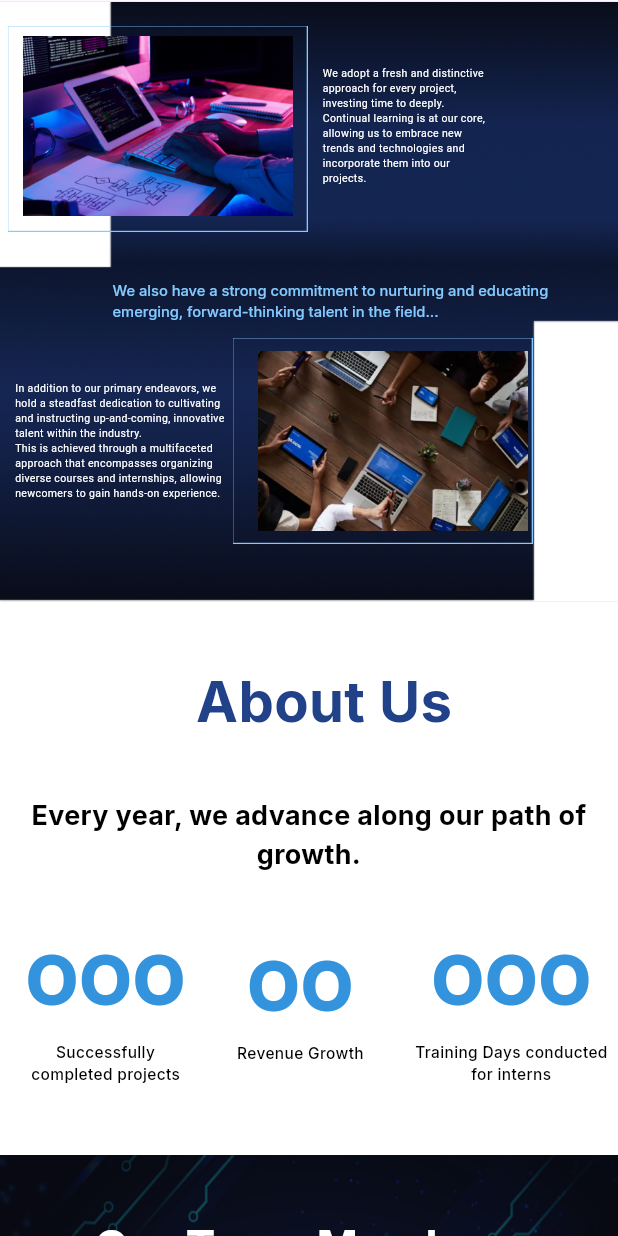
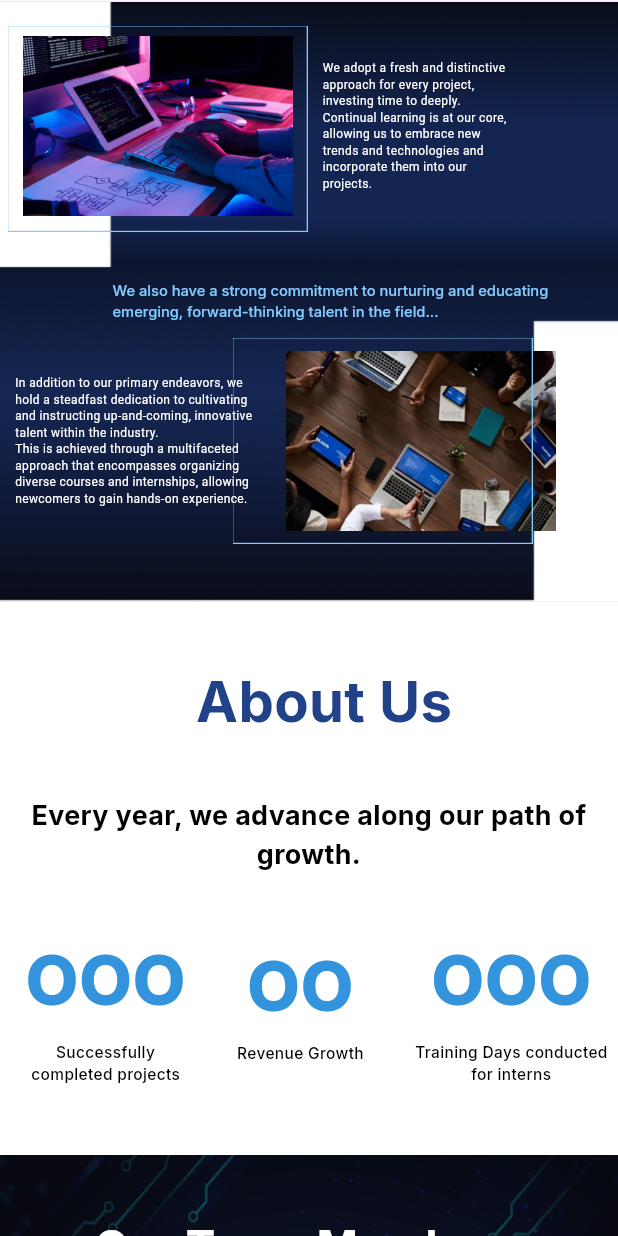
Before and after one commit to prachipachangepp/website_binyuga_new1, a Flutter app: the screen it shows after launch, scrolled down 576 dp, on a phone screen of 412 x 824 dp. Run offline on Flutter 3.47's test engine with Material 3 defaults, Android fonts, the phone set to English and light mode, and no system bars; our stand-ins replace font_awesome_flutter, google_fonts.

Commit message:
updated home page

```diff
--- a/lib/presentation/font_manager.dart
+++ b/lib/presentation/font_manager.dart
@@ -17,6 +17,7 @@ class FontSize {
   static const double s5= 5.0;
   static const double s7= 7.0;
   static const double s8 = 8.0;
+  static const double s9= 9.0;
   static const double s10 = 10.0;
   static const double s11 = 11.0;
   static const double s13 = 13.0;
--- a/lib/presentation/string_manager.dart
+++ b/lib/presentation/string_manager.dart
@@ -206,7 +206,6 @@ class MobileAppString {
 
   static const String mobileunionTxt1 = "We adopt a fresh and distinctive "
   "\napproach for every project, \ninvesting time to deeply."
-
   '\nContinual learning is at our core, '
   '\nallowing us to embrace new '
   '\ntrends and technologies and '
--- a/lib/screens/mobile_screens/home_screen_mobile/mobile_home_section_three.dart
+++ b/lib/screens/mobile_screens/home_screen_mobile/mobile_home_section_three.dart
@@ -40,7 +40,7 @@ class MobileHomeSectionThree extends StatelessWidget {
                     MobileAppString.mobileunionTxt1,
                     style: TextStyle(
                       // fontWeight: FontWeightManager.medium,
-                        fontSize: FontSize.s7,
+                        fontSize: FontSize.s8,
                         color: ColorManager.white),
                   ),
                 ),
@@ -74,7 +74,7 @@ class MobileHomeSectionThree extends StatelessWidget {
                   MobileAppString.mobileunionTxt3,
                   style: TextStyle(
                      // fontWeight: FontWeightManager.medium,
-                      fontSize: 7,
+                      fontSize: FontSize.s8,
                       color: ColorManager.white),
                 ),
               ),
```
